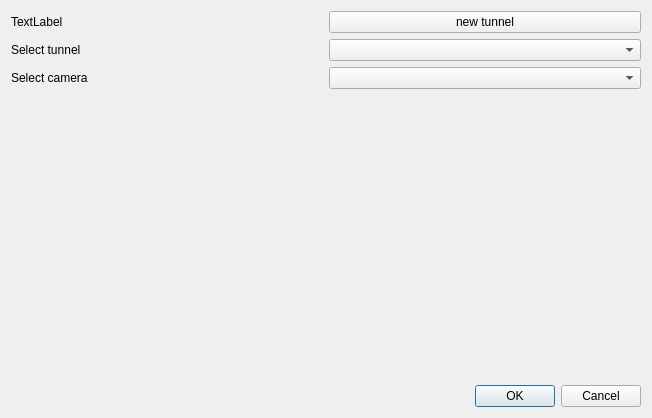
Old version of the form wadas/ui/qt/configure_tunnel_mode.ui in the repository stefanodellosa-personal/WADAS.
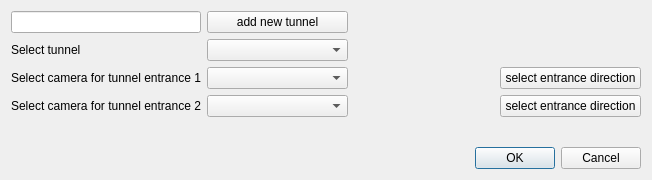
New version of the form.

Commit message: improved configure tunnel ui

```diff
--- a/wadas/ui/qt/configure_tunnel_mode.ui
+++ b/wadas/ui/qt/configure_tunnel_mode.ui
@@ -7,7 +7,7 @@
     <x>0</x>
     <y>0</y>
     <width>652</width>
-    <height>418</height>
+    <height>180</height>
    </rect>
   </property>
   <property name="windowTitle">
@@ -19,29 +19,22 @@
      <property name="sizeConstraint">
       <enum>QLayout::SizeConstraint::SetFixedSize</enum>
      </property>
-     <item row="0" column="1">
-      <widget class="QPushButton" name="pushButton_new_tunnel">
-       <property name="text">
-        <string>new tunnel</string>
-       </property>
-      </widget>
-     </item>
-     <item row="0" column="0">
-      <widget class="QLabel" name="label">
-       <property name="text">
-        <string>TextLabel</string>
-       </property>
-      </widget>
-     </item>
      <item row="2" column="0">
       <widget class="QLabel" name="label_8">
        <property name="text">
-        <string>Select camera</string>
+        <string>Select camera for tunnel entrance 1</string>
        </property>
       </widget>
      </item>
-     <item row="1" column="1">
-      <widget class="QComboBox" name="comboBox_tunnel"/>
+     <item row="3" column="1">
+      <widget class="QComboBox" name="comboBox_camera_2"/>
+     </item>
+     <item row="4" column="0" colspan="2">
+      <widget class="QLabel" name="label_error">
+       <property name="text">
+        <string/>
+       </property>
+      </widget>
      </item>
      <item row="1" column="0">
       <widget class="QLabel" name="label_7">
@@ -50,16 +43,64 @@
        </property>
       </widget>
      </item>
+     <item row="0" column="1">
+      <widget class="QPushButton" name="pushButton_add_new_tunnel">
+       <property name="text">
+        <string>add new tunnel</string>
+       </property>
+      </widget>
+     </item>
+     <item row="0" column="0">
+      <widget class="QLineEdit" name="lineEdit_new_tunnel_name">
+       <property name="sizePolicy">
+        <sizepolicy hsizetype="Preferred" vsizetype="Fixed">
+         <horstretch>0</horstretch>
+         <verstretch>0</verstretch>
+        </sizepolicy>
+       </property>
+      </widget>
+     </item>
+     <item row="3" column="0">
+      <widget class="QLabel" name="label">
+       <property name="text">
+        <string>Select camera for tunnel entrance 2</string>
+       </property>
+      </widget>
+     </item>
+     <item row="1" column="1">
+      <widget class="QComboBox" name="comboBox_tunnel"/>
+     </item>
      <item row="2" column="1">
       <widget class="QComboBox" name="comboBox_camera"/>
      </item>
-     <item row="3" column="0" colspan="2">
-      <widget class="QLabel" name="label_2">
+     <item row="3" column="3">
+      <widget class="QPushButton" name="pushButton_direction_camera2">
        <property name="text">
+        <string>select entrance direction</string>
+       </property>
+      </widget>
+     </item>
+     <item row="3" column="2">
+      <widget class="QLabel" name="label_direction_camera_2">
+       <property name="text">
         <string/>
        </property>
       </widget>
      </item>
+     <item row="2" column="2">
+      <widget class="QLabel" name="label_direction_camera_1">
+       <property name="text">
+        <string/>
+       </property>
+      </widget>
+     </item>
+     <item row="2" column="3">
+      <widget class="QPushButton" name="pushButton_direction_camera_1">
+       <property name="text">
+        <string>select entrance direction</string>
+       </property>
+      </widget>
+     </item>
     </layout>
    </item>
    <item row="1" column="0">
```
Left out of the diff: 5 changed lines with no effect on the pictures. The commit also changes 1 other file.
